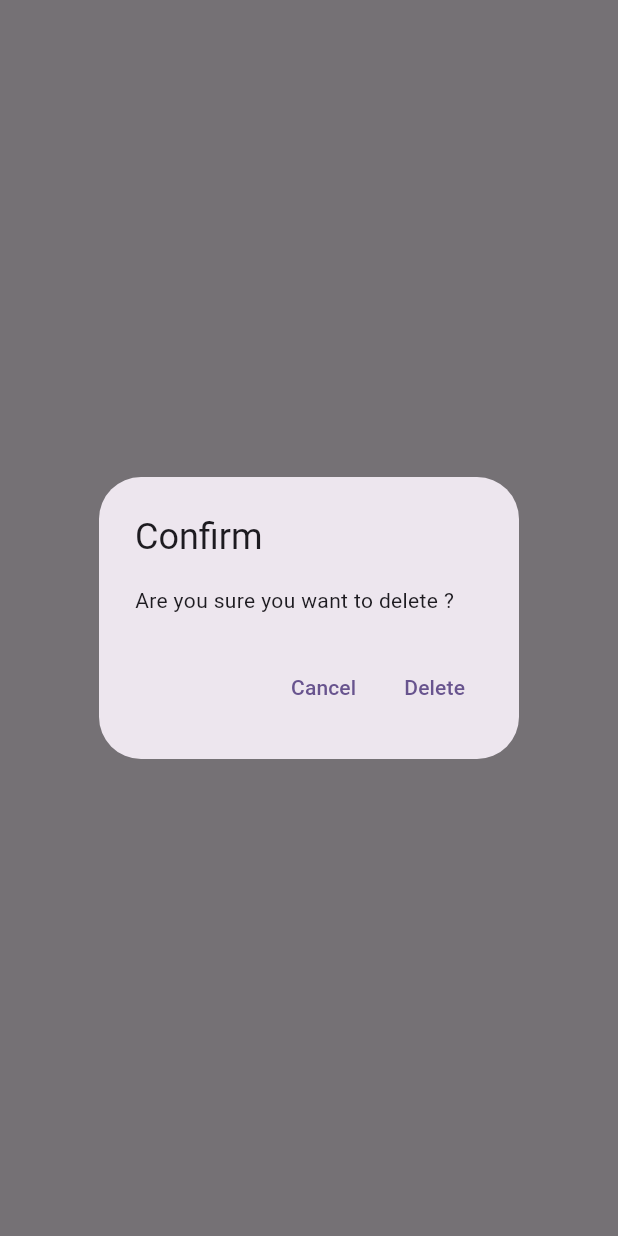
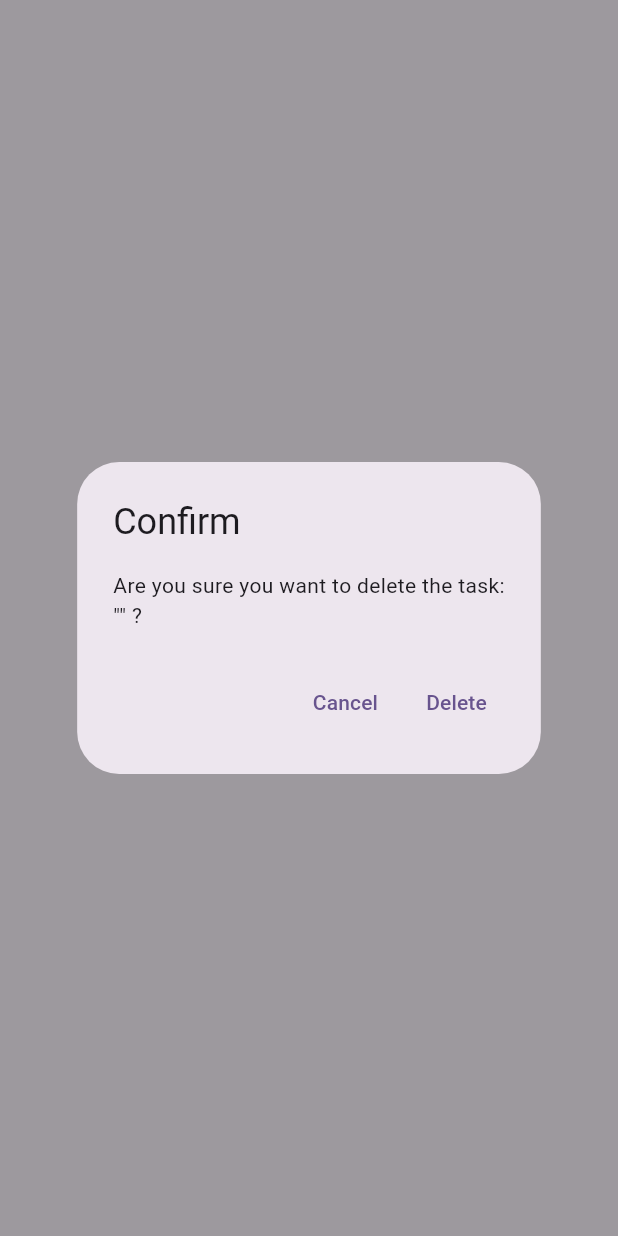
Before and after one commit to Lampat/task_manager, a Flutter app: what deleteDialog() shows on an empty page, opened directly with empty values, on a phone screen of 412 x 824 dp. Run offline on Flutter 3.47's test engine with Material 3 defaults, Android fonts, the phone set to English and light mode, and no system bars; our stand-ins replace cloud_firestore, firebase_auth, firebase_core, flutter_riverpod, font_awesome_flutter, google_sign_in and 1 more; accounts and stored records are empty.

Commit message:
added some animations

```diff
--- a/lib/shared/delete_dialog.dart
+++ b/lib/shared/delete_dialog.dart
@@ -1,25 +1,39 @@
 import 'package:flutter/material.dart';
 
 Future<bool> deleteDialog(BuildContext context, String taskTitle) async {
-  return await showDialog<bool>(
+  return await showGeneralDialog<bool>(
         context: context,
-        builder: (BuildContext context) {
-          return AlertDialog(
+        barrierDismissible: true,
+        barrierColor: Colors.black38,
+        barrierLabel: "",
+        transitionDuration: const Duration(milliseconds: 400),
+        transitionBuilder: (context, a1, a2, child) {
+          return ScaleTransition(
+            scale: CurvedAnimation(
+              parent: a1,
+              curve: Curves.elasticOut,
+              reverseCurve: Curves.easeOutCubic,
+            ),
+            child: AlertDialog(
               title: const Text('Confirm'),
-            content: Text('Are you sure you want to delete $taskTitle?'),
+              content: Text(
+                  'Are you sure you want to delete the task:\n"$taskTitle" ?'),
               actions: [
                 TextButton(
-                onPressed: () =>
-                    Navigator.of(context).pop(false), // User pressed Cancel
+                  onPressed: () => Navigator.of(context).pop(false),
                   child: const Text('Cancel'),
                 ),
                 TextButton(
-                onPressed: () =>
-                    Navigator.of(context).pop(true), // User pressed Confirm
+                  onPressed: () => Navigator.of(context).pop(true),
                   child: const Text('Delete'),
                 ),
               ],
+            ),
           );
+        },
+        pageBuilder: (BuildContext context, Animation animation,
+            Animation secondaryAnimation) {
+          return const SizedBox();
         },
       ) ??
       false;
--- /dev/null
+++ b/lib/widgets/task_tile.dart
@@ -0,0 +1,61 @@
+import 'package:flutter/material.dart';
+import 'package:flutter_riverpod/flutter_riverpod.dart';
+import 'package:task_manager/models/task_model.dart';
+import 'package:task_manager/providers/auth_provider.dart';
+import 'package:task_manager/providers/task_provider.dart';
+import 'package:task_manager/screens/task_screen.dart';
+import 'package:task_manager/shared/animated_navigation.dart';
+import 'package:task_manager/shared/delete_dialog.dart';
+
+class TaskTile extends ConsumerWidget {
+  const TaskTile({
+    super.key,
+    required this.category,
+    required this.tasksInCategory,
+  });
+
+  final TaskCategory category;
+  final List<Task> tasksInCategory;
+
+  @override
+  Widget build(BuildContext context, WidgetRef ref) {
+    return ExpansionTile(
+      title: Text(
+        category.name[0].toUpperCase() + category.name.substring(1),
+        style: const TextStyle(fontWeight: FontWeight.bold),
+      ),
+      children: tasksInCategory.map((task) {
+        return ListTile(
+          title: Text(task.title),
+          subtitle: Row(
+            children: [
+              Text(
+                'Priority: ${task.priority.name[0].toUpperCase() + task.priority.name.substring(1)}',
+              ),
+              const Spacer(),
+              Text(
+                'Due: ${task.dueDate.toLocal()}'.split('.')[0],
+                style: const TextStyle(fontSize: 12),
+              ),
+            ],
+          ),
+          trailing: IconButton(
+            icon: const Icon(Icons.delete),
+            color: Colors.deepPurple[300],
+            onPressed: () async {
+              final userId = ref.read(getUserIdProvider);
+              final confirmDelete = await deleteDialog(context, task.title);
+              if (confirmDelete) {
+                ref.read(taskServiceProvider).deleteTask(userId ?? "", task.id);
+              }
+            },
+          ),
+          onTap: () {
+            Navigator.push(
+                context, createAnimatedRoute(AddEditTaskScreen(task: task)));
+          },
+        );
+      }).toList(),
+    );
+  }
+}
```
Also changed, not shown: lib/screens/home_screen.dart (+5 -77 lines), lib/shared/animated_navigation.dart (added, +17 -0 lines), lib/widgets/task_list.dart (added, +40 -0 lines). Lines whose indentation alone changed are shown as unchanged.
